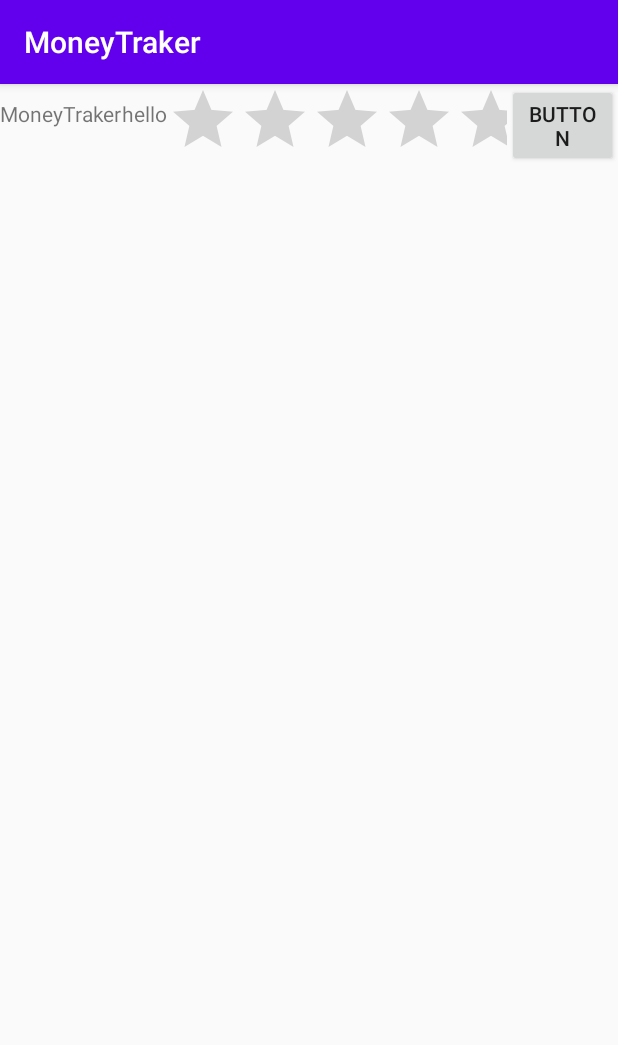
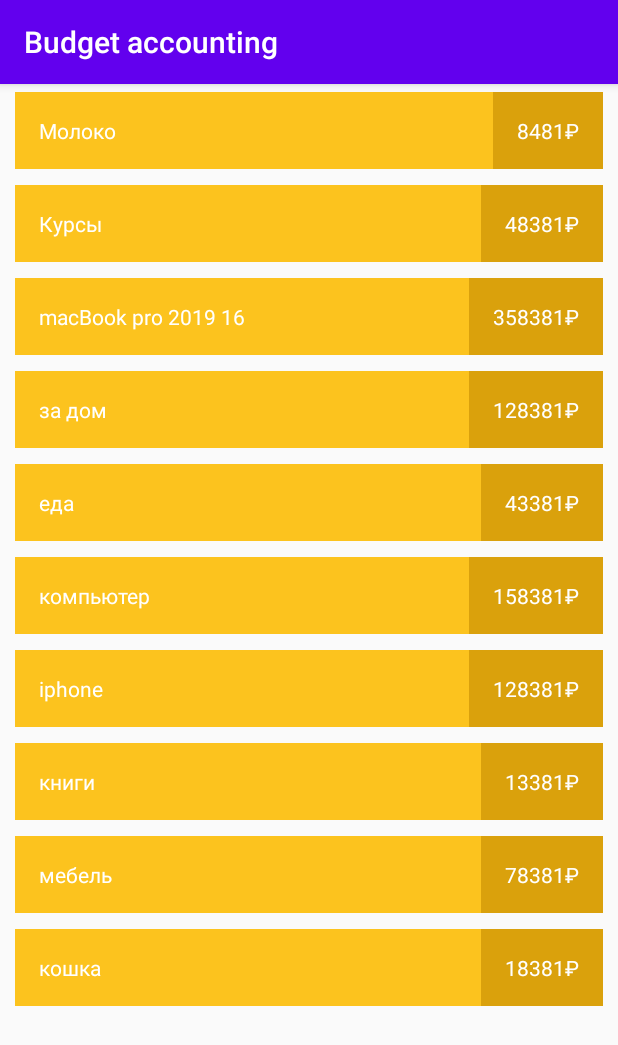
Before and after one commit to anton0801/MoneyTraker, an Android app: the screen it shows after launch (MainActivity before the commit, ItemsActivity after it), on a phone screen of 412 x 824 dp. Shown: the top 1045 px of the screen. Run offline under Robolectric (Android 15) with nearby library versions, the phone set to English and light mode, and no system bars.

Commit message:
init commit

```diff
--- a/app/build.gradle
+++ b/app/build.gradle
@@ -26,9 +26,12 @@ android {
 dependencies {
     implementation fileTree(dir: 'libs', include: ['*.jar'])
 
+    implementation 'com.android.support:appcompat-v7:26.1.0'
+    implementation 'androidx.constraintlayout:constraintlayout:1.1.3'
+    implementation 'com.android.support:recyclerview-v7:26.1.0'
     implementation 'androidx.appcompat:appcompat:1.1.0'
-    implementation 'androidx.constraintlayout:constraintlayout:1.1.3'
     testImplementation 'junit:junit:4.12'
     androidTestImplementation 'androidx.test.ext:junit:1.1.1'
     androidTestImplementation 'androidx.test.espresso:espresso-core:3.2.0'
+    implementation 'com.google.android.gms:play-services-maps:17.0.0'
 }
--- /dev/null
+++ b/app/src/main/java/priler/com/Item.java
@@ -0,0 +1,30 @@
+package priler.com;
+
+public class Item {
+
+    private final int price;
+    private final String title;
+    private String comment;
+
+    public Item(String title, int price) {
+        this.title = title;
+        this.price = price;
+    }
+
+    public String getTitle() {
+        return title;
+    }
+
+    public int getPrice() {
+        return price + '₽';
+    }
+
+    public String getComment() {
+        return comment;
+    }
+
+    public void setComment(String comment) {
+        this.comment = comment;
+    }
+
+}
--- /dev/null
+++ b/app/src/main/java/priler/com/ItemsActivity.java
@@ -0,0 +1,24 @@
+package priler.com;
+
+import android.os.Bundle;
+
+import androidx.appcompat.app.AppCompatActivity;
+import androidx.recyclerview.widget.LinearLayoutManager;
+import androidx.recyclerview.widget.RecyclerView;
+
+public class ItemsActivity extends AppCompatActivity {
+
+    RecyclerView recyclerView;
+    ItemsAdapter adapter;
+
+    @Override
+    protected void onCreate(Bundle savedInstanceState) {
+        super.onCreate(savedInstanceState);
+        setContentView(R.layout.activity_items_list);
+        recyclerView = findViewById(R.id.list);
+        recyclerView.setLayoutManager(new LinearLayoutManager(this));
+        adapter = new ItemsAdapter();
+        recyclerView.setAdapter(adapter);
+        // adapter.notifyDataSetChanged(); // обновляет если есть изменения и если есть то на экране вы увидите новые даные
+    }
+}
--- /dev/null
+++ b/app/src/main/java/priler/com/ItemsAdapter.java
@@ -0,0 +1,76 @@
+package priler.com;
+
+import android.view.LayoutInflater;
+import android.view.View;
+import android.view.ViewGroup;
+import android.widget.TextView;
+
+import androidx.annotation.NonNull;
+import androidx.recyclerview.widget.RecyclerView;
+
+import java.util.ArrayList;
+import java.util.List;
+
+public class ItemsAdapter extends RecyclerView.Adapter<ItemsAdapter.ItemViewHolder> {
+
+    private List<Item> data = new ArrayList<>();
+
+    public ItemsAdapter() {
+        createData();
+    }
+
+    public static class ItemViewHolder extends RecyclerView.ViewHolder implements View.OnClickListener {
+
+        private TextView title;
+        private TextView price;
+
+        public ItemViewHolder(@NonNull View itemView) {
+            super(itemView);
+            title = itemView.findViewById(R.id.title);
+            price = itemView.findViewById(R.id.price);
+        }
+
+        public void applyData(Item record) {
+            // Log.d(TAG, "applyData " + mRecyclerView.getChildLayoutPosition(itemView) + record.getTitle());
+            title.setText(record.getTitle());
+            price.setText(String.format("%s₽", record.getPrice()));
+        }
+
+        @Override
+        public void onClick(View v) {
+
+        }
+    }
+
+    @NonNull
+    @Override
+    public ItemsAdapter.ItemViewHolder onCreateViewHolder(@NonNull ViewGroup parent, int viewType) {
+        // Log.d(ItemListActivity.TAG, "onCreateFolder " + parent.getChildCount());
+        View view = LayoutInflater.from(parent.getContext())
+                .inflate(R.layout.item_record, parent, false);
+        return new ItemsAdapter.ItemViewHolder(view);
+    }
+
+    @Override
+    public void onBindViewHolder(ItemsAdapter.ItemViewHolder holder, int position) {
+        // Log.d(ItemListActivity.TAG, "onBindViewHolder " + itemListActivity.mRecyclerView.getChildCount() + " " + position);
+        Item record = data.get(position);
+        holder.applyData(record);
+    }
+
+    private void createData() {
+        data.add(new Item("Молоко", 100));
+        data.add(new Item("Курсы", 40000));
+        data.add(new Item("macBook pro 2019 16", 350000));
+        data.add(new Item("за дом", 120000));
+        data.add(new Item("еда", 35000));
+        data.add(new Item("компьютер", 150000));
+        data.add(new Item("iphone", 120000));
+        data.add(new Item("книги", 5000));
+        data.add(new Item("мебель", 70000));
+        data.add(new Item("кошка", 10000));
+    }
+
+    @Override
+    public int getItemCount() { return data.size(); }
+}
--- /dev/null
+++ b/app/src/main/res/drawable-hdpi/ic_add_gray_24dp.xml
@@ -0,0 +1,5 @@
+<vector android:height="24dp" android:tint="#66676B"
+    android:viewportHeight="24.0" android:viewportWidth="24.0"
+    android:width="24dp" xmlns:android="http://schemas.android.com/apk/res/android">
+    <path android:fillColor="#cccccc" android:pathData="M19,13h-6v6h-2v-6H5v-2h6V5h2v6h6v2z"/>
+</vector>
--- /dev/null
+++ b/app/src/main/res/drawable/ic_add.xml
@@ -0,0 +1,5 @@
+<?xml version="1.0" encoding="utf-8"?>
+<selector xmlns:android="http://schemas.android.com/apk/res/android">
+    <item android:drawable="@drawable/ic_add_black_24dp" android:state_enabled="true" />
+    <item android:drawable="@drawable/ic_add_gray_24dp" android:state_enabled="false" />
+</selector>
--- /dev/null
+++ b/app/src/main/res/drawable/ic_add_black_24dp.xml
@@ -0,0 +1,5 @@
+<vector android:height="24dp" android:tint="#66676B"
+    android:viewportHeight="24.0" android:viewportWidth="24.0"
+    android:width="24dp" xmlns:android="http://schemas.android.com/apk/res/android">
+    <path android:fillColor="#FF000000" android:pathData="M19,13h-6v6h-2v-6H5v-2h6V5h2v6h6v2z"/>
+</vector>
--- /dev/null
+++ b/app/src/main/res/layout/activity_items_list.xml
@@ -0,0 +1,17 @@
+<?xml version="1.0" encoding="utf-8"?>
+<FrameLayout xmlns:android="http://schemas.android.com/apk/res/android"
+    android:layout_width="match_parent"
+    android:layout_height="match_parent"
+    xmlns:tools="http://schemas.android.com/tools">
+
+    <androidx.recyclerview.widget.RecyclerView
+        android:id="@+id/list"
+        android:layout_width="match_parent"
+        android:layout_height="match_parent"
+        tools:listitem="@layout/item_record" />
+
+    <TextView
+        android:layout_width="wrap_content"
+        android:layout_height="wrap_content" />
+
+</FrameLayout>
--- a/app/src/main/res/layout/activity_main.xml
+++ b/app/src/main/res/layout/activity_main.xml
@@ -9,32 +9,13 @@
     <TextView
         android:layout_width="wrap_content"
         android:layout_height="wrap_content"
+        android:background="#84c0c5"
         android:text="@string/app_name"
+        android:textColor="#ffffff"
+        android:textSize="20sp"
         app:layout_constraintBottom_toBottomOf="parent"
         app:layout_constraintLeft_toLeftOf="parent"
         app:layout_constraintRight_toRightOf="parent"
         app:layout_constraintTop_toTopOf="parent" />
 
-    <TextView
-        android:layout_width="wrap_content"
-        android:layout_height="wrap_content"
-        android:text="@string/hello"
-        app:layout_constraintBottom_toBottomOf="parent"
-        app:layout_constraintLeft_toLeftOf="parent"
-        app:layout_constraintRight_toRightOf="parent"
-        app:layout_constraintTop_toTopOf="parent" />
-
-    <RatingBar
-        android:id="@+id/ratingBar"
-        android:layout_width="wrap_content"
-        android:layout_height="wrap_content"
-        android:layout_weight="1" />
-
-    <Button
-        android:id="@+id/button"
-        android:layout_width="wrap_content"
-        android:layout_height="wrap_content"
-        android:layout_weight="1"
-        android:text="Button" />
-
 </LinearLayout>
--- /dev/null
+++ b/app/src/main/res/layout/item_record.xml
@@ -0,0 +1,29 @@
+<?xml version="1.0" encoding="utf-8"?>
+<LinearLayout xmlns:android="http://schemas.android.com/apk/res/android"
+    android:layout_width="match_parent"
+    android:layout_height="wrap_content"
+    android:orientation="horizontal"
+    android:layout_marginLeft="10dp"
+    android:layout_marginRight="10dp"
+    android:layout_marginBottom="5dp"
+    android:layout_marginTop="5dp">
+
+    <TextView
+        android:id="@+id/title"
+        android:layout_width="0dp"
+        android:layout_height="wrap_content"
+        android:layout_weight="1"
+        android:padding="16dp"
+        android:textColor="@color/white"
+        android:background="@color/colorItem" />
+
+    <TextView
+        android:id="@+id/price"
+        android:layout_width="wrap_content"
+        android:layout_height="match_parent"
+        android:padding="16dp"
+        android:gravity="center"
+        android:textColor="@color/white"
+        android:background="@color/colorItemDark" />
+
+</LinearLayout>
--- a/app/src/main/res/values/strings.xml
+++ b/app/src/main/res/values/strings.xml
@@ -1,5 +1,9 @@
 <resources>
     <string name="app_name">MoneyTraker</string>
 
-    <string name="hello">hello</string>
+    <string name="add_item_title">New post</string>
+    <string name="title">title</string>
+    <string name="money">0$</string>
+
+    <string name="activity_items_list_title">Budget accounting</string>
 </resources>
```
Also changed, not shown: app/src/main/AndroidManifest.xml (+11 -2 lines), app/src/main/java/priler/com/AddItemActivity.java (added, +66 -0 lines), app/src/main/java/priler/com/MainActivity.java (+32 -0 lines), app/src/main/res/layout/activity_additem.xml (added, +68 -0 lines), app/src/main/res/values/colors.xml (+17 -0 lines), app/src/main/res/mipmap-mdpi/icon.png (added), app/src/main/res/mipmap-xxhdpi/icon.png (added), app/src/main/res/mipmap-xxxhdpi/icon.png (added), 1 other file.
